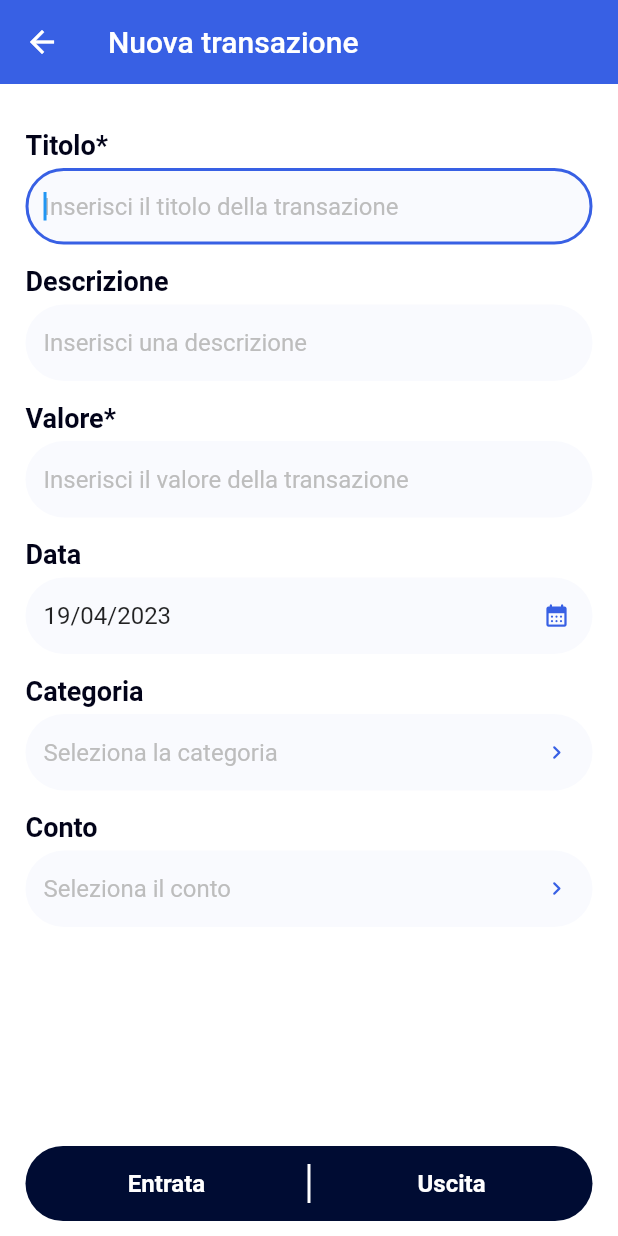
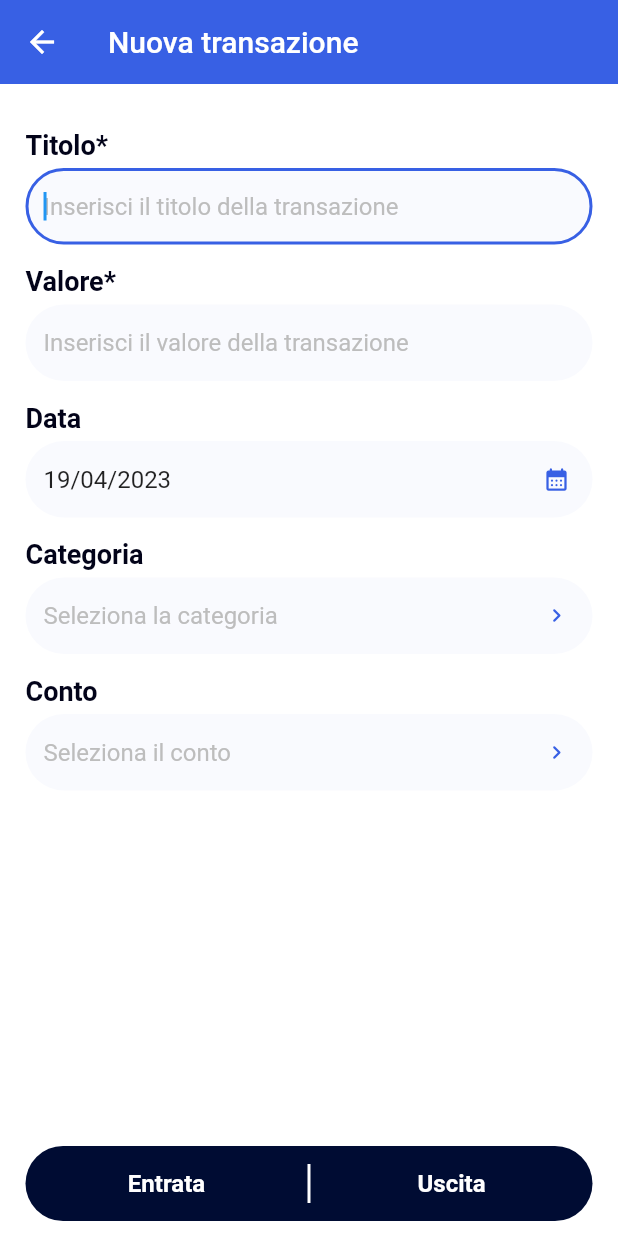
Before and after one commit to ernestodecrecchio/Moneye-Money-Manager, a Flutter app: the NewTransactionPage screen opened by its route, on a phone screen of 412 x 824 dp. Run offline on Flutter 3.47's test engine with Material 2 defaults, Android fonts, the phone set to English and light mode, and no system bars; our stand-ins replace fl_chart, flutter_slidable, flutter_svg, salomon_bottom_bar, sqflite; accounts and stored records are empty.

Commit message:
Removed description field new transaction

```diff
--- a/expense_tracker/lib/pages/account_detail_page/account_pie_chart.dart
+++ b/expense_tracker/lib/pages/account_detail_page/account_pie_chart.dart
@@ -121,6 +121,7 @@ class _AccountPieChartState extends State<AccountPieChart> {
                       touchedIndex = -1;
                       return;
                     }
+
                     touchedIndex =
                         pieTouchResponse.touchedSection!.touchedSectionIndex;
                   });
--- a/expense_tracker/lib/pages/home_page/home_page.dart
+++ b/expense_tracker/lib/pages/home_page/home_page.dart
@@ -20,11 +20,8 @@ import 'package:collection/collection.dart';
 // Impostare date picker basato su piattaform
 // tasto entrata/uscita refactor
 // Aggiungere saldo nuovo account
-// Rivedere ombre account tile
 
 /// Nuove feature
-// Dettaglio conto
-// Grafici
 // Possibilità di cambiare la lingua
 // Possibilità di cambiare la valuta
 // Onboarding
--- a/expense_tracker/lib/pages/new_transaction_flow/new_transaction_page.dart
+++ b/expense_tracker/lib/pages/new_transaction_flow/new_transaction_page.dart
@@ -145,15 +145,15 @@ class _NewTransactionPageState extends State<NewTransactionPage> {
               },
               focusNode: titleInputFocusNode,
             ),
-            const SizedBox(
-              height: 14,
-            ),
-            CustomTextField(
-              controller: descriptionInput,
-              label: 'Descrizione',
-              hintText: 'Inserisci una descrizione',
-              maxLines: null,
-            ),
+            // const SizedBox(
+            //   height: 14,
+            // ),
+            // CustomTextField(
+            //   controller: descriptionInput,
+            //   label: 'Descrizione',
+            //   hintText: 'Inserisci una descrizione',
+            //   maxLines: null,
+            // ),
             const SizedBox(
               height: 14,
             ),
```
